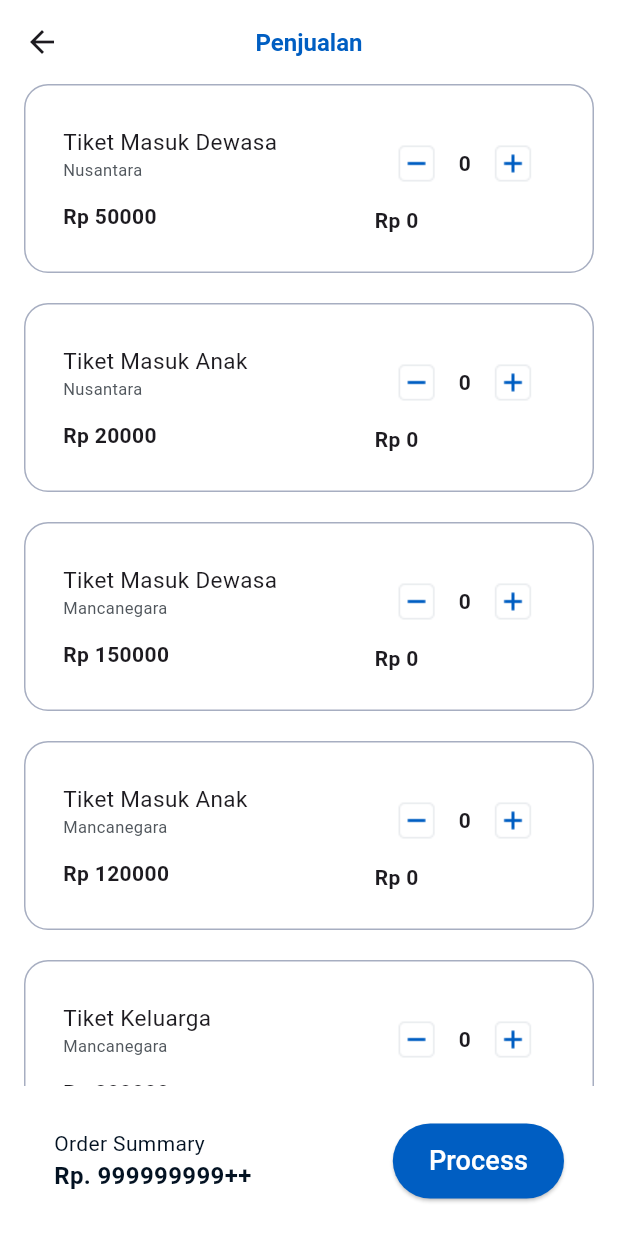
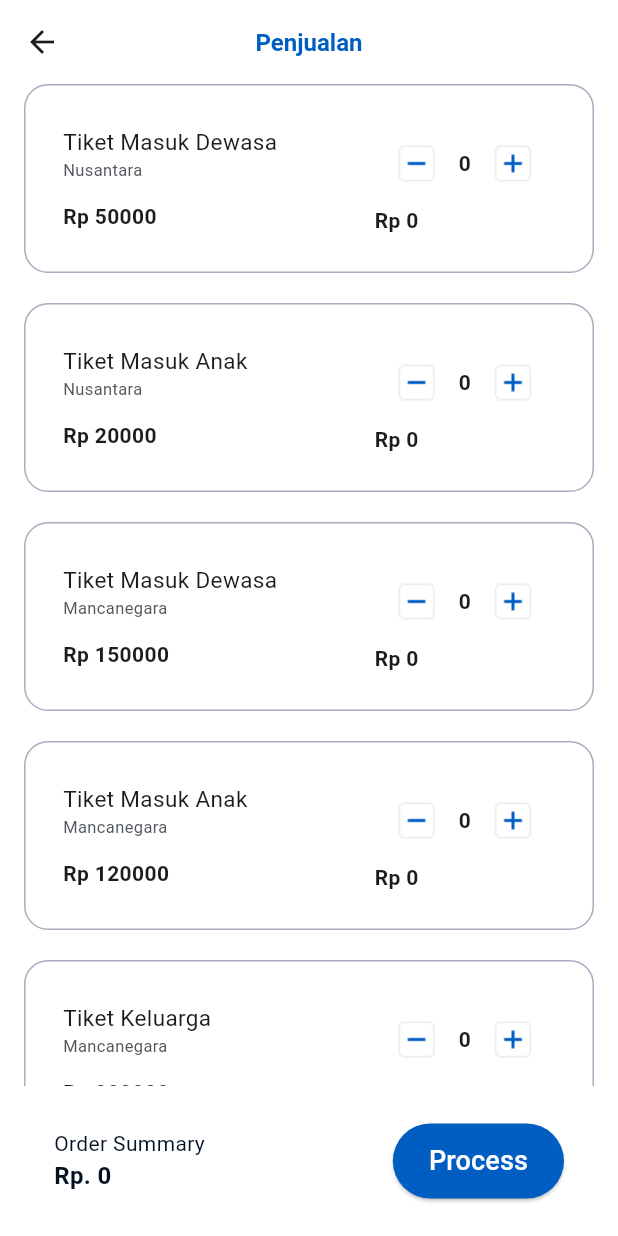
Before and after one commit to Ridhsuki/idn-eticket-app, a Flutter app: the HomeScreen screen opened directly, on a phone screen of 412 x 824 dp. Run offline on Flutter 3.47's test engine with Material 3 defaults, Android fonts, the phone set to English and light mode, and no system bars; our stand-ins replace flutter_svg.

Commit message:
fix ui: home screen interactive fix itemcardhome not reusable widget make statefull homescreen fix order summary total amount

```diff
--- a/eticket_flutter_app/lib/ui/home/home_screen.dart
+++ b/eticket_flutter_app/lib/ui/home/home_screen.dart
@@ -4,9 +4,14 @@ import 'package:eticket_flutter_app/core/components/app_button.dart';
 import 'package:eticket_flutter_app/data/model/ticket_model.dart';
 import 'package:flutter/material.dart';
 
-class HomeScreen extends StatelessWidget {
-  HomeScreen({super.key});
+class HomeScreen extends StatefulWidget {
+  const HomeScreen({super.key});
 
+  @override
+  State<HomeScreen> createState() => _HomeScreenState();
+}
+
+class _HomeScreenState extends State<HomeScreen> {
   final List<TicketModel> ticketDummmy = [
     TicketModel(
       title: 'Tiket Masuk Dewasa',
@@ -30,6 +35,17 @@ class HomeScreen extends StatelessWidget {
       price: 200000,
     ),
   ];
+
+  int totalAmount = 0;
+  void updateTotalAmount() {
+    int total = 0;
+    for (var ticket in ticketDummmy) {
+      total += ticket.totalPrice;
+    }
+    setState(() {
+      totalAmount = total;
+    });
+  }
 
   @override
   Widget build(BuildContext context) {
@@ -63,12 +79,96 @@ class HomeScreen extends StatelessWidget {
                   padding: EdgeInsets.only(
                     bottom: index == ticketDummmy.length - 1 ? 100 : 0,
                   ),
-                  child: ItemCardHome(
-                    title: data.title,
-                    subtitle: data.subtitle,
-                    price: data.price,
-                    count: data.count,
-                    totalPrice: data.totalPrice,
+                  child: Container(
+                    width: double.infinity,
+                    decoration: BoxDecoration(
+                      color: Colors.white,
+                      border: Border.all(color: AppColor.grey),
+                      borderRadius: BorderRadius.all(Radius.circular(16)),
+                    ),
+                    child: Padding(
+                      padding: const EdgeInsets.symmetric(
+                        vertical: 24,
+                        horizontal: 25,
+                      ),
+                      child: Row(
+                        mainAxisAlignment: MainAxisAlignment.spaceBetween,
+                        children: [
+                          Column(
+                            crossAxisAlignment: CrossAxisAlignment.start,
+                            children: [
+                              Text(data.title, style: TextStyle(fontSize: 15)),
+                              Text(
+                                data.subtitle,
+                                style: TextStyle(
+                                  fontSize: 11,
+                                  color: AppColor.greytext,
+                                ),
+                              ),
+                              SizedBox(height: 13),
+                              Text(
+                                'Rp ${data.price}',
+                                style: TextStyle(
+                                  fontSize: 14,
+                                  fontWeight: FontWeight.bold,
+                                ),
+                              ),
+                            ],
+                          ),
+                          Column(
+                            crossAxisAlignment: CrossAxisAlignment.start,
+                            children: [
+                              Row(
+                                mainAxisAlignment:
+                                    MainAxisAlignment.spaceAround,
+                                children: [
+                                  IconButton(
+                                    icon: Image.asset(AssetsConst.minusIcon),
+                                    onPressed: () {
+                                      setState(() {
+                                        if (data.count == 0) {
+                                          return;
+                                        } else {
+                                          data.count--;
+                                          data.totalPrice =
+                                              data.price * data.count;
+                                          updateTotalAmount();
+                                        }
+                                      });
+                                    },
+                                  ),
+                                  Text(
+                                    data.count.toString(),
+                                    style: TextStyle(
+                                      fontWeight: FontWeight.bold,
+                                      fontSize: 14,
+                                    ),
+                                  ),
+                                  IconButton(
+                                    icon: Image.asset(AssetsConst.plusIcon),
+                                    onPressed: () {
+                                      setState(() {
+                                        data.count++;
+                                        data.totalPrice =
+                                            data.price * data.count;
+                                        updateTotalAmount();
+                                      });
+                                    },
+                                  ),
+                                ],
+                              ),
+                              Text(
+                                'Rp ${data.totalPrice}',
+                                style: TextStyle(
+                                  fontSize: 14,
+                                  fontWeight: FontWeight.bold,
+                                ),
+                              ),
+                            ],
+                          ),
+                        ],
+                      ),
+                    ),
                   ),
                 );
               },
@@ -94,7 +194,7 @@ class HomeScreen extends StatelessWidget {
                           ),
                         ),
                         Text(
-                          'Rp. 999999999++',
+                          'Rp. $totalAmount',
                           style: TextStyle(
                             fontSize: 16,
                             fontWeight: FontWeight.bold,
@@ -119,101 +219,3 @@ class HomeScreen extends StatelessWidget {
     );
   }
 }
-
-// ignore: must_be_immutable
-class ItemCardHome extends StatefulWidget {
-  ItemCardHome({
-    super.key,
-    required this.title,
-    required this.subtitle,
-    required this.price,
-    required this.count,
-    required this.totalPrice,
-  });
-  final String title;
-  final String subtitle;
-  final int price;
-  int count;
-  int totalPrice;
-
-  @override
-  State<ItemCardHome> createState() => _ItemCardHomeState();
-}
-
-class _ItemCardHomeState extends State<ItemCardHome> {
-  @override
-  Widget build(BuildContext context) {
-    return Container(
-      width: double.infinity,
-      decoration: BoxDecoration(
-        color: Colors.white,
-        border: Border.all(color: AppColor.grey),
-        borderRadius: BorderRadius.all(Radius.circular(16)),
-      ),
-      child: Padding(
-        padding: const EdgeInsets.symmetric(vertical: 24, horizontal: 25),
-        child: Row(
-          mainAxisAlignment: MainAxisAlignment.spaceBetween,
-          children: [
-            Column(
-              crossAxisAlignment: CrossAxisAlignment.start,
-              children: [
-                Text(widget.title, style: TextStyle(fontSize: 15)),
-                Text(
-                  widget.subtitle,
-                  style: TextStyle(fontSize: 11, color: AppColor.greytext),
-                ),
-                SizedBox(height: 13),
-                Text(
-                  'Rp ${widget.price}',
-                  style: TextStyle(fontSize: 14, fontWeight: FontWeight.bold),
-                ),
-              ],
-            ),
-            Column(
-              crossAxisAlignment: CrossAxisAlignment.start,
-              children: [
-                Row(
-                  mainAxisAlignment: MainAxisAlignment.spaceAround,
-                  children: [
-                    IconButton(
-                      icon: Image.asset(AssetsConst.minusIcon),
-                      onPressed: () {
-                        setState(() {
-                          if (widget.count == 0) {
-                            return;
-                          } else {
-                            widget.count--;
-                          }
-                        });
-                      },
-                    ),
-                    Text(
-                      widget.count.toString(),
-                      style: TextStyle(
-                        fontWeight: FontWeight.bold,
-                        fontSize: 14,
-                      ),
-                    ),
-                    IconButton(
-                      icon: Image.asset(AssetsConst.plusIcon),
-                      onPressed: () {
-                        setState(() {
-                          widget.count++;
-                        });
-                      },
-                    ),
-                  ],
-                ),
-                Text(
-                  'Rp ${widget.totalPrice = widget.price * widget.count}',
-                  style: TextStyle(fontSize: 14, fontWeight: FontWeight.bold),
-                ),
-              ],
-            ),
-          ],
-        ),
-      ),
-    );
-  }
-}
```
